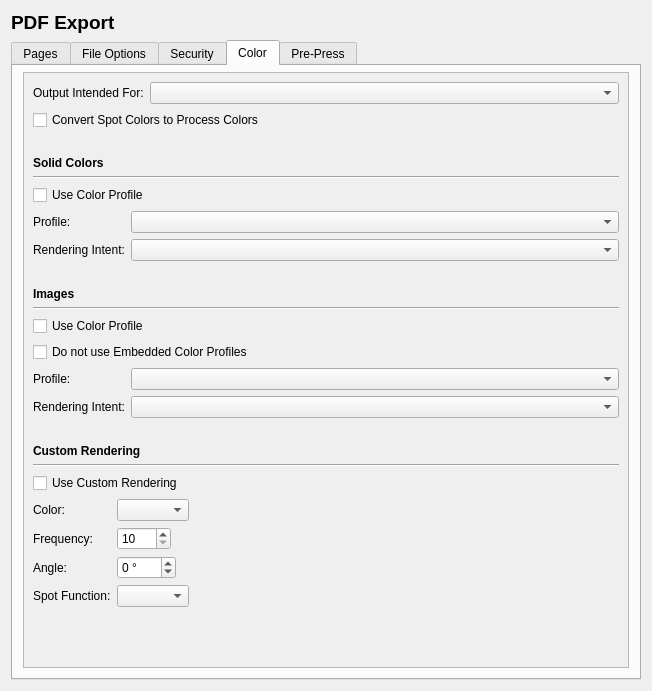
Above: scribus/ui/prefs_pdfexportbase.ui from scribusproject/scribus before the change. Below: the same form after it.
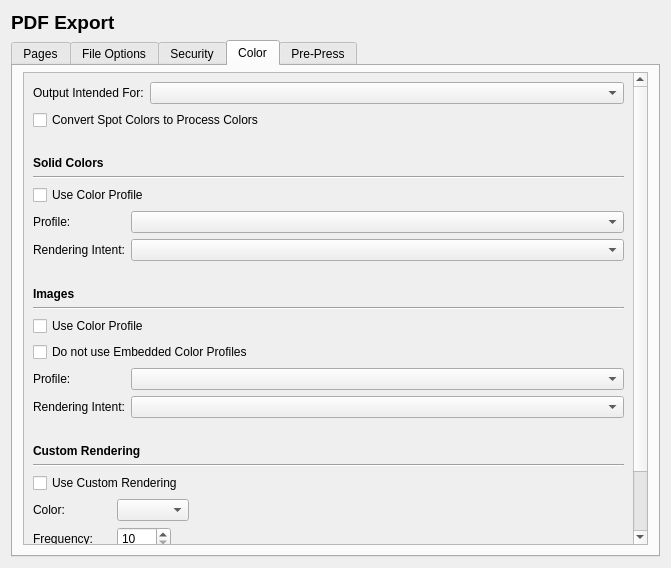
That is the form after the change. The open tabs and pages were chosen to show the change. Custom widgets are drawn as their Qt base class.

```diff
--- a/scribus/ui/prefs_pdfexportbase.ui
+++ b/scribus/ui/prefs_pdfexportbase.ui
@@ -6,8 +6,8 @@
    <rect>
     <x>0</x>
     <y>0</y>
-    <width>652</width>
-    <height>691</height>
+    <width>671</width>
+    <height>568</height>
    </rect>
   </property>
   <property name="windowTitle">
@@ -667,8 +667,8 @@
           <property name="geometry">
            <rect>
             <x>0</x>
-            <y>0</y>
-            <width>583</width>
+            <y>-201</y>
+            <width>601</width>
             <height>641</height>
            </rect>
           </property>
```
Left out of the diff: 10 changed lines with no effect on the pictures.
